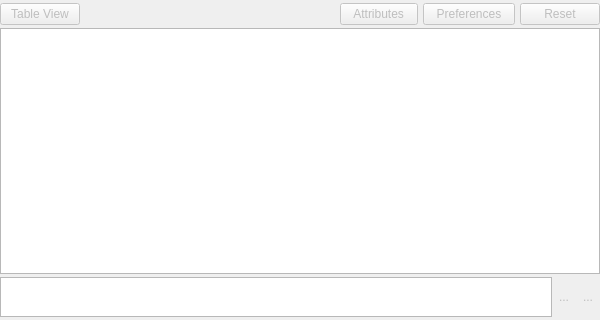
Above: src/gdxviewer/gdxsymbolview.ui from GAMS-dev/studio before the change; both pictures show x 0 to 600 and y 0 to 320 of the 600 by 565 pixel window. Below: the same form after it.
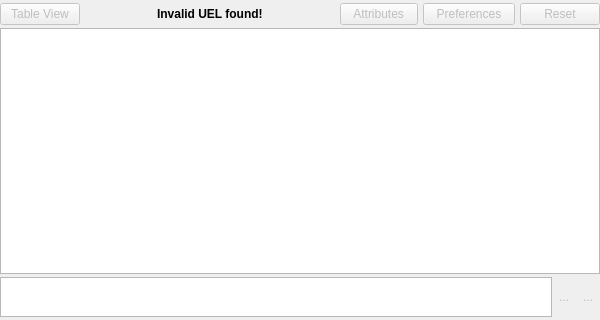
That is the form after the change. Icons and pictures are not drawn.

Commit message: Disable sort/filter on invalid UEL and warn user

```diff
--- a/src/gdxviewer/gdxsymbolview.ui
+++ b/src/gdxviewer/gdxsymbolview.ui
@@ -71,6 +71,35 @@
        </property>
       </widget>
      </item>
+     <item>
+      <spacer name="horizontalSpacer">
+       <property name="orientation">
+        <enum>Qt::Horizontal</enum>
+       </property>
+       <property name="sizeHint" stdset="0">
+        <size>
+         <width>40</width>
+         <height>20</height>
+        </size>
+       </property>
+      </spacer>
+     </item>
+     <item>
+      <widget class="QLabel" name="laError">
+       <property name="font">
+        <font>
+         <weight>75</weight>
+         <bold>true</bold>
+        </font>
+       </property>
+       <property name="toolTip">
+        <string>Sorting and filterung disabled for this symbol</string>
+       </property>
+       <property name="text">
+        <string>Invalid UEL found!</string>
+       </property>
+      </widget>
+     </item>
      <item>
       <spacer name="horizontalSpacer_2">
        <property name="orientation">
```
The commit also changes 4 other files.
